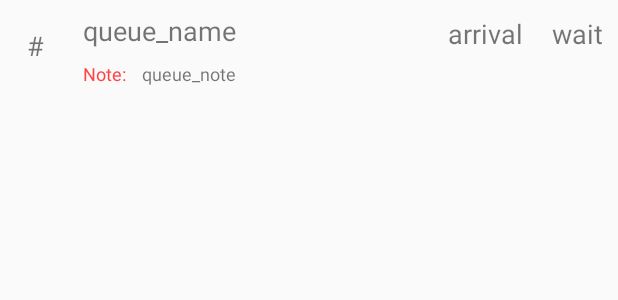
After one commit to MatthewVillaflores/QApp, an Android app: the layout adapter_view_service_queue.xml on its own in the app's theme, with its tools: preview values and no code run, on a phone screen of 412 x 824 dp. The commit adds this screen. Shown: the top 300 px of the screen. Run offline under Robolectric (Android 15) with nearby library versions, the phone set to English and light mode, and no system bars.

Commit message:
QueueAdapter, Timer

```diff
--- a/app/src/main/java/com/tech/ivant/qapp/fragments/EditServiceAdapter.java
+++ b/app/src/main/java/com/tech/ivant/qapp/fragments/EditServiceAdapter.java
@@ -12,7 +12,6 @@ import android.view.ViewGroup;
 import android.widget.BaseAdapter;
 import android.widget.Button;
 import android.widget.EditText;
-import android.widget.ListView;
 import android.widget.TextView;
 
 import com.tech.ivant.qapp.R;
@@ -70,7 +69,7 @@ public class EditServiceAdapter extends BaseAdapter implements View.OnClickListe
         ViewHolder holder;
 
         if(convertView==null){
-            vi = inflater.inflate(R.layout.list_service_item, null);
+            vi = inflater.inflate(R.layout.adapter_settings_service, null);
 
             holder = new ViewHolder();
             holder.list_service_name = (TextView)vi.findViewById(R.id.list_service_name);
--- a/app/src/main/res/layout/list_service_item.xml
+++ b/app/src/main/res/layout/adapter_settings_service.xml
@@ -1,5 +1,6 @@
 <?xml version="1.0" encoding="utf-8"?>
-<RelativeLayout xmlns:android="http://schemas.android.com/apk/res/android"
+<RelativeLayout
+    xmlns:android="http://schemas.android.com/apk/res/android"
     android:orientation="vertical"
     android:layout_width="match_parent"
     android:layout_height="wrap_content">
--- /dev/null
+++ b/app/src/main/res/layout/adapter_view_service_queue.xml
@@ -0,0 +1,72 @@
+<?xml version="1.0" encoding="utf-8"?>
+<RelativeLayout
+    xmlns:android="http://schemas.android.com/apk/res/android"
+    android:orientation="vertical"
+    android:layout_width="match_parent"
+    android:layout_height="wrap_content">
+
+    <TextView
+        android:layout_width="wrap_content"
+        android:layout_height="wrap_content"
+        android:text="#"
+        android:textSize="18dp"
+        android:layout_margin="18dp"
+        android:layout_alignParentStart="true"
+        android:layout_alignParentLeft="true"
+        android:id="@+id/adapter_queue_id"
+        />
+
+    <TextView
+        android:layout_width="wrap_content"
+        android:layout_height="wrap_content"
+        android:text="queue_name"
+        android:textSize="18dp"
+        android:layout_margin="8dp"
+        android:layout_toRightOf="@id/adapter_queue_id"
+        android:id="@+id/adapter_queue_name"/>
+
+    <TextView
+        android:layout_width="wrap_content"
+        android:layout_height="wrap_content"
+        android:text="Note: "
+        android:textSize="12dp"
+        android:layout_marginLeft="8dp"
+        android:textColor="#FFFF4444"
+        android:layout_below="@id/adapter_queue_name"
+        android:layout_toRightOf="@id/adapter_queue_id"
+        android:id="@+id/adapter_label_queue_note"/>
+
+    <TextView
+        android:layout_width="wrap_content"
+        android:layout_height="wrap_content"
+        android:text="queue_note"
+        android:textSize="12dp"
+        android:layout_marginLeft="8dp"
+        android:layout_toRightOf="@id/adapter_label_queue_note"
+        android:layout_below="@id/adapter_queue_name"
+        android:id="@+id/adapter_queue_note"/>
+
+    <TextView
+        android:layout_width="wrap_content"
+        android:layout_height="wrap_content"
+        android:text="wait"
+        android:textSize="18dp"
+        android:layout_alignParentEnd="true"
+        android:layout_alignParentRight="true"
+        android:layout_margin="10dp"
+        android:id="@+id/adapter_queue_wait_time"/>
+
+    <TextView
+        android:layout_width="wrap_content"
+        android:layout_height="wrap_content"
+        android:text="arrival"
+        android:textSize="18dp"
+        android:layout_toLeftOf="@id/adapter_queue_wait_time"
+        android:layout_toRightOf="@id/adapter_queue_name"
+        android:gravity="right"
+        android:layout_margin="10dp"
+        android:id="@+id/adapter_queue_arrival_time"/>
+
+
+
+</RelativeLayout>
```
Also changed, not shown: app/src/main/java/com/tech/ivant/qapp/AppSettings.java (deleted, +0 -28 lines), app/src/main/java/com/tech/ivant/qapp/adapters/QueueAdapter.java (added, +137 -0 lines), app/src/main/java/com/tech/ivant/qapp/fragments/ViewServiceFragment.java (+21 -5 lines).
